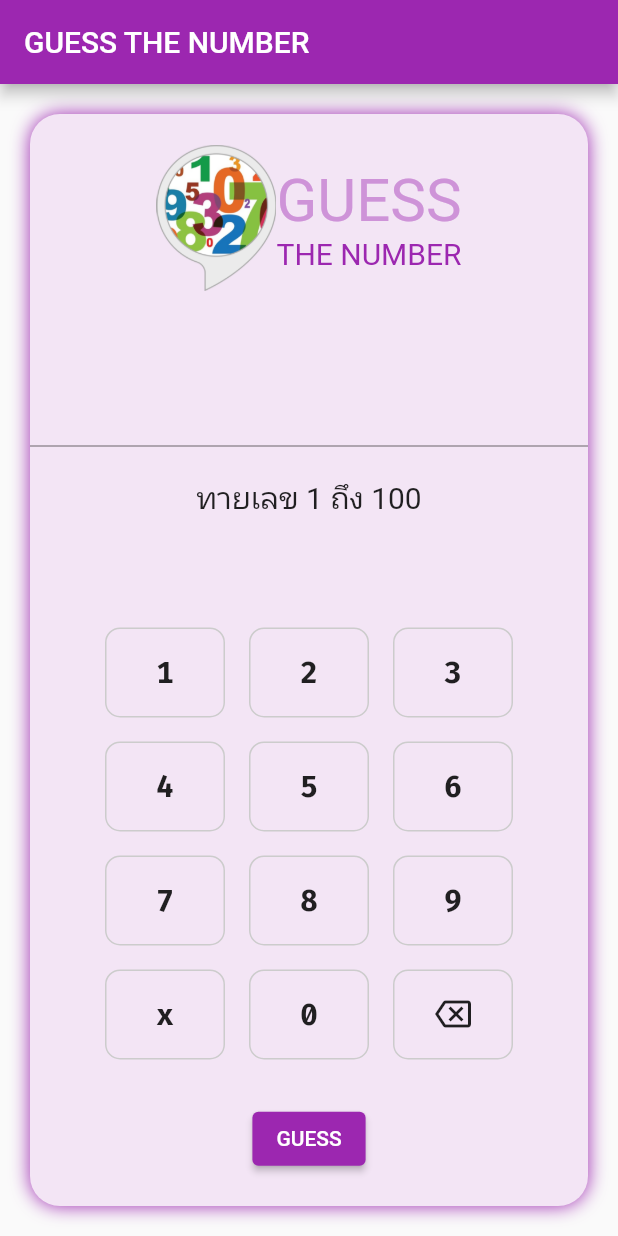
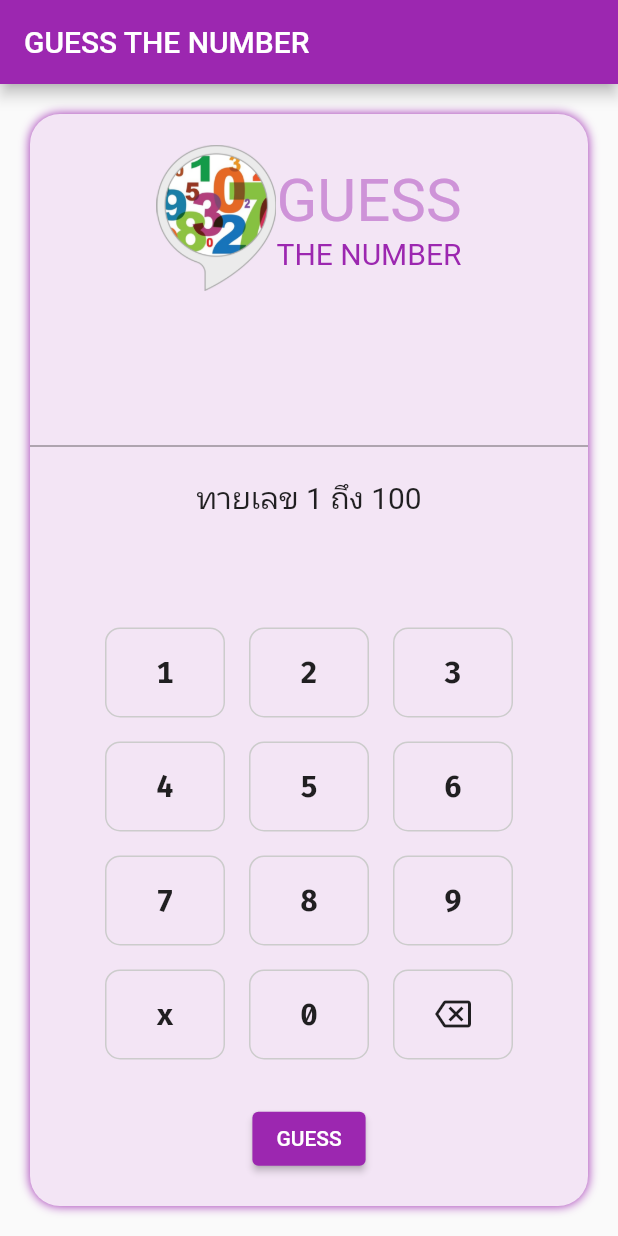
Before and after one commit to PraeJi/guess_num_mobile, a Flutter app: the screen it shows after launch, on a phone screen of 412 x 824 dp. Run offline on Flutter 3.47's test engine with Material 2 defaults, Android fonts, the phone set to English and light mode, and no system bars; our stand-ins replace google_fonts.

Commit message:
ทายเลข 1-100 (Mobile App)

```diff
--- a/lib/page/home_page.dart
+++ b/lib/page/home_page.dart
@@ -27,7 +27,6 @@ class _HomePageState extends State<HomePage> {
     });*/
 
     var guess = int.tryParse(_input.text);
-    //if (_input.text.length <= 3) {
       if (guess == null) {
         setState(() {
           _feedbackText = 'ไม่ถูกต้อง กรุณาใส่เป็นตัวเลข';
@@ -53,7 +52,6 @@ class _HomePageState extends State<HomePage> {
           });
         }
       }
-    //}
   }
 
   void _handleClickButton(var num) {
@@ -143,7 +141,7 @@ class _HomePageState extends State<HomePage> {
             borderRadius: BorderRadius.circular(20.0), //ความมนของมุม box
             boxShadow: const [
               //เงาของ box
-              BoxShadow(color: Colors.purple, blurRadius: 10)
+              BoxShadow(color: Colors.purple, blurRadius: 5)
             ],
           ),
           child: Column(
```
